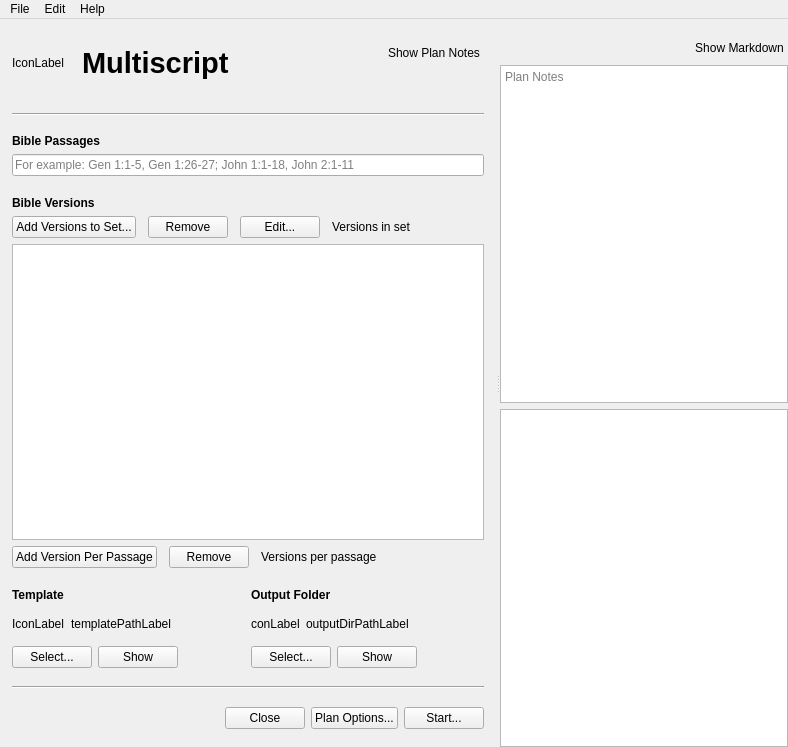
Before: the Qt Designer form multiscript/ui/main_window.ui in multiscript/multiscript, drawn with Qt 5.
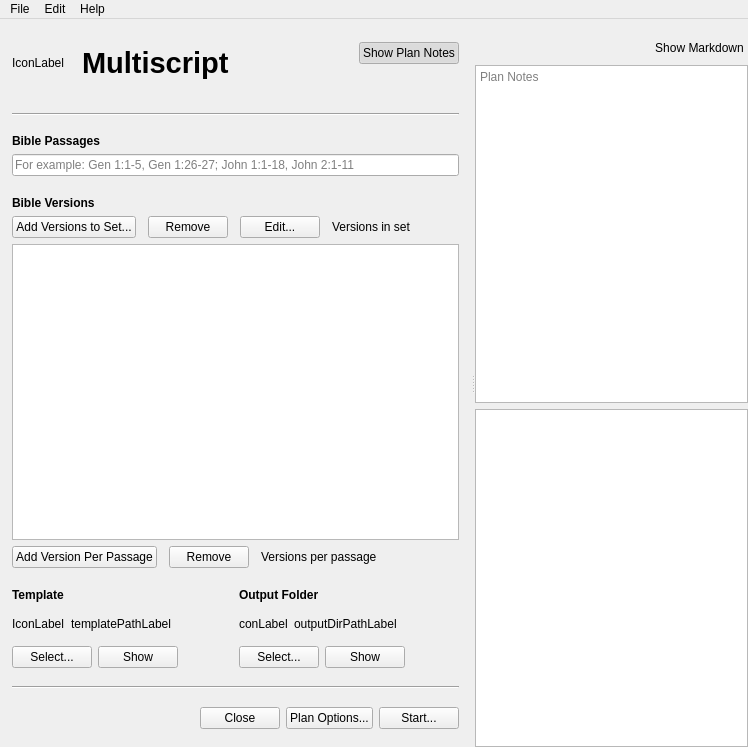
After: the same form once the commit is applied. Custom widgets are drawn as their Qt base class.

Commit message: Widen/narrow window when sidepanel shown/hidden

```diff
--- a/multiscript/ui/main_window.ui
+++ b/multiscript/ui/main_window.ui
@@ -6,7 +6,7 @@
    <rect>
     <x>0</x>
     <y>0</y>
-    <width>788</width>
+    <width>748</width>
     <height>747</height>
    </rect>
   </property>
@@ -143,6 +143,9 @@
                  <property name="checkable">
                   <bool>true</bool>
                  </property>
+                 <property name="checked">
+                  <bool>true</bool>
+                 </property>
                  <property name="flat">
                   <bool>true</bool>
                  </property>
@@ -692,7 +695,7 @@
     <rect>
      <x>0</x>
      <y>0</y>
-     <width>788</width>
+     <width>748</width>
      <height>22</height>
     </rect>
    </property>
```
The commit also changes 2 other files.
